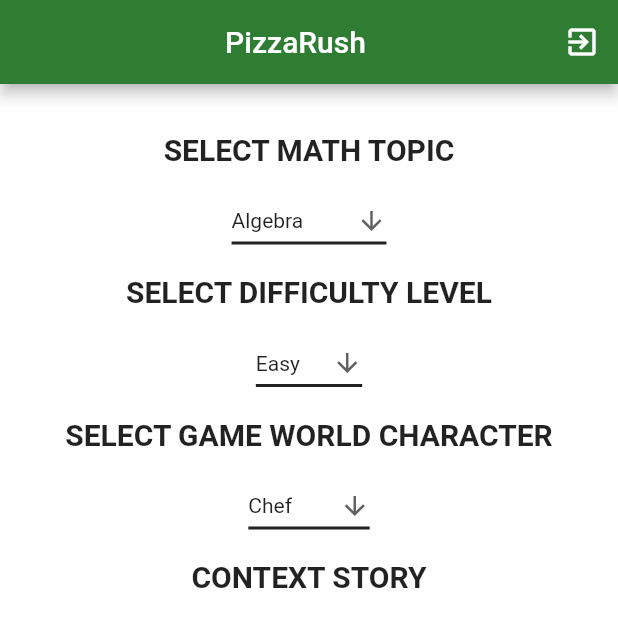
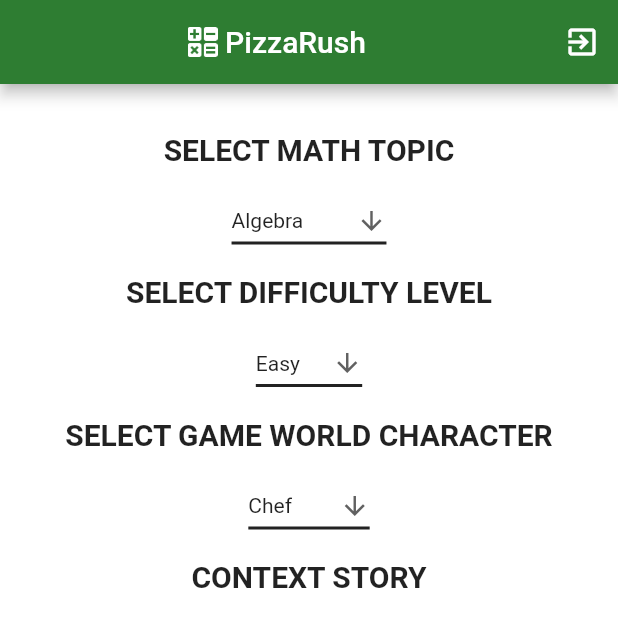
Before and after one commit to anushadatta/PizzaRush, a Flutter app: the TeacherHome screen opened directly, on a phone screen of 412 x 824 dp, the top half of it. Run offline on Flutter 3.47's test engine with Material 2 defaults, Android fonts, the phone set to English and light mode, and no system bars; our stand-ins replace cloud_firestore, connectivity, firebase_auth, flushbar, google_sign_in, syncfusion_flutter_charts; missing offline and left inert: syncfusion_flutter_core; accounts and stored records are empty.

Commit message:
Appbar icon.

```diff
--- a/lib/screens/teacher_home.dart
+++ b/lib/screens/teacher_home.dart
@@ -26,7 +26,7 @@ class _TeacherHomeState extends State<TeacherHome> {
             SizedBox(
               height: 20.0,
               width:30.0,
-              //child: Image.asset('assets/PizzaRush.png'),
+              child: Image.asset('assets/PizzaRush.png'),
             ),
             Text('PizzaRush'),
           ],
```
